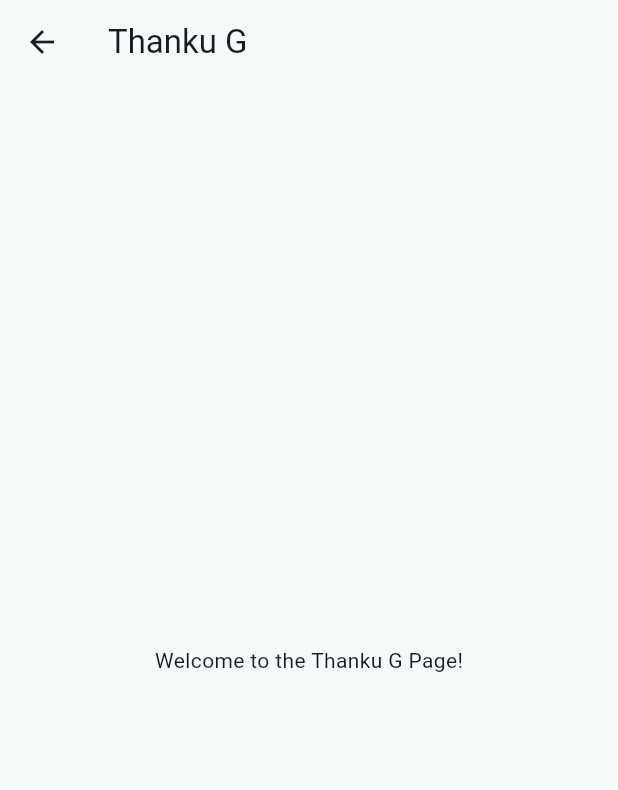
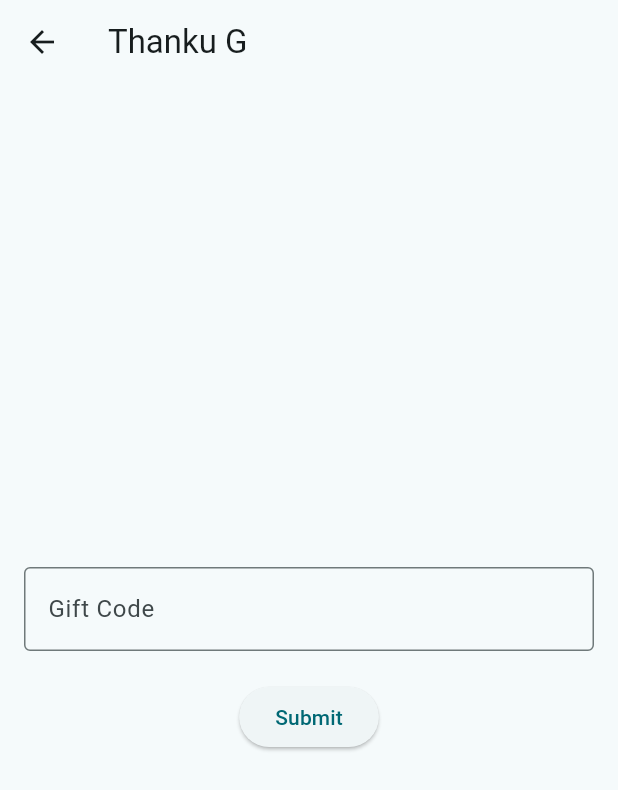
Before and after one commit to tamimiqbalfysal/Todayfirebase, a Flutter app: the ThankuGPage screen opened directly, on a phone screen of 412 x 824 dp. Shown: the top 790 px of the screen. Run offline on Flutter 3.47's test engine with Material 3 defaults, Android fonts, the light colour scheme and no system bars.

Commit message:
Gift Code submit

```diff
--- a/lib/thanku_g.dart
+++ b/lib/thanku_g.dart
@@ -1,15 +1,65 @@
-// lib/thanku_g.dart
 import 'package:flutter/material.dart';
 
-class ThankuGPage extends StatelessWidget {
+class ThankuGPage extends StatefulWidget {
+  @override
+  _ThankuGPageState createState() => _ThankuGPageState();
+}
+
+class _ThankuGPageState extends State<ThankuGPage> {
+  final _formKey = GlobalKey<FormState>();
+  final _giftCodeController = TextEditingController();
+
+  @override
+  void dispose() {
+    _giftCodeController.dispose();
+    super.dispose();
+  }
+
+  void _submitForm() {
+    if (_formKey.currentState!.validate()) {
+      // Process the gift code
+      print('Gift Code: ${_giftCodeController.text}');
+      ScaffoldMessenger.of(context).showSnackBar(
+        SnackBar(content: Text('Gift Code submitted: ${_giftCodeController.text}')),
+      );
+    }
+  }
+
   @override
   Widget build(BuildContext context) {
     return Scaffold(
       appBar: AppBar(
         title: Text('Thanku G'),
       ),
-      body: Center(
-        child: Text('Welcome to the Thanku G Page!'),
+      body: Padding(
+        padding: const EdgeInsets.all(16.0),
+        child: Form(
+          key: _formKey,
+          child: Column(
+            mainAxisAlignment: MainAxisAlignment.center,
+            children: <Widget>[
+              TextFormField(
+                controller: _giftCodeController,
+                decoration: InputDecoration(
+                  labelText: 'Gift Code',
+                  border: OutlineInputBorder(),
+                ),
+                keyboardType: TextInputType.number,
+                validator: (value) {
+                  if (value == null || value.isEmpty) {
+                    return 'Please enter a gift code';
+                  }
+                  return null;
+                },
+              ),
+              SizedBox(height: 20),
+              ElevatedButton(
+                onPressed: _submitForm,
+                child: Text('Submit'),
+              ),
+            ],
+          ),
+        ),
       ),
     );
   }
```
